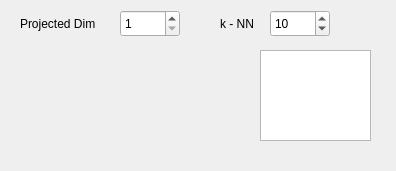
b4silio/MLDemos, file _AlgorithmsPlugins/Projections/paramsLLE.ui: the form before one commit.
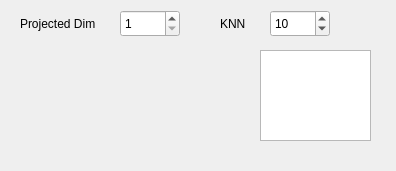
The form after the commit.

Diff of the .ui file:
```diff
--- a/_AlgorithmsPlugins/Projections/paramsLLE.ui
+++ b/_AlgorithmsPlugins/Projections/paramsLLE.ui
@@ -48,8 +48,13 @@
      <height>27</height>
     </rect>
    </property>
+   <property name="font">
+    <font>
+     <pointsize>9</pointsize>
+    </font>
+   </property>
    <property name="text">
-    <string>k - NN</string>
+    <string>KNN</string>
    </property>
   </widget>
   <widget class="QSpinBox" name="knnSpin">
```
Left out of the diff: 15 changed lines with no effect on the pictures.
